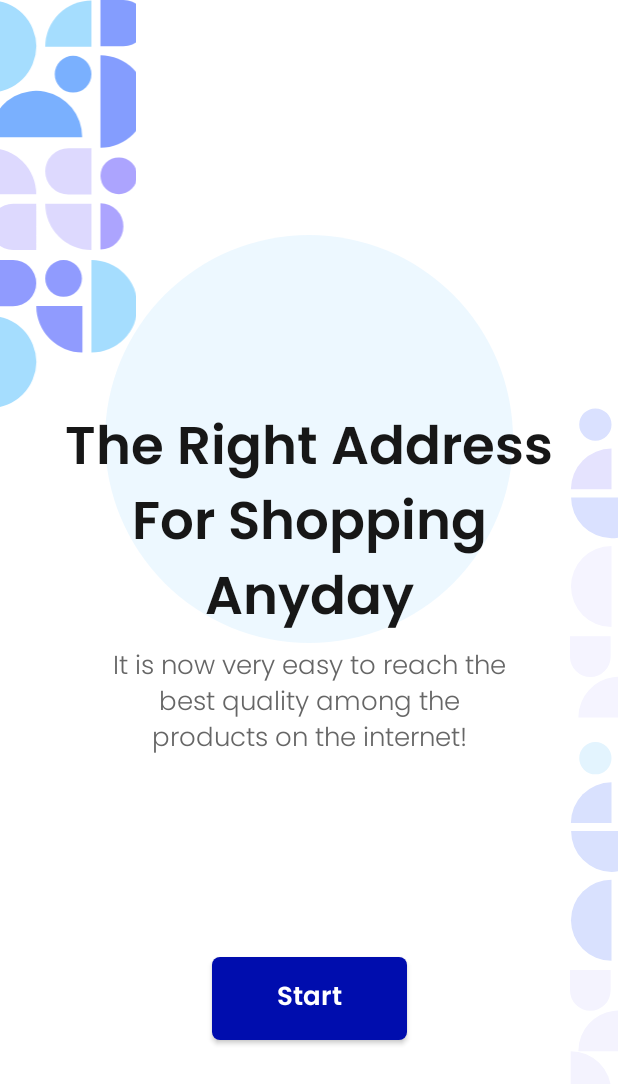
After one commit to vaneIv/OnlineShop, an Android app: the fragment IntroductionFragment shown on its own in the app's theme, on a phone screen of 412 x 824 dp. The commit adds this screen. Shown: the top 1084 px of the screen. Run offline under Robolectric (Android 15) with nearby library versions, the phone set to English and light mode, and no system bars.

Commit message:
Created the layout for the IntroductionFragment.

```diff
--- /dev/null
+++ b/app/src/main/java/com/example/onlineshop/fragments/loginRegister/AccountOptionsFragment.kt
@@ -0,0 +1,7 @@
+package com.example.onlineshop.fragments.loginRegister
+
+import androidx.fragment.app.Fragment
+import com.example.onlineshop.R
+
+class AccountOptionsFragment : Fragment(R.layout.fragment_account_options) {
+}
--- /dev/null
+++ b/app/src/main/java/com/example/onlineshop/fragments/loginRegister/IntroductionFragment.kt
@@ -0,0 +1,7 @@
+package com.example.onlineshop.fragments.loginRegister
+
+import androidx.fragment.app.Fragment
+import com.example.onlineshop.R
+
+class IntroductionFragment : Fragment(R.layout.fragment_introduction) {
+}
--- /dev/null
+++ b/app/src/main/java/com/example/onlineshop/fragments/loginRegister/LoginFragment.kt
@@ -0,0 +1,7 @@
+package com.example.onlineshop.fragments.loginRegister
+
+import androidx.fragment.app.Fragment
+import com.example.onlineshop.R
+
+class LoginFragment : Fragment(R.layout.fragment_login) {
+}
--- /dev/null
+++ b/app/src/main/java/com/example/onlineshop/fragments/loginRegister/RegisterFragment.kt
@@ -0,0 +1,7 @@
+package com.example.onlineshop.fragments.loginRegister
+
+import androidx.fragment.app.Fragment
+import com.example.onlineshop.R
+
+class RegisterFragment : Fragment(R.layout.fragment_register) {
+}
--- /dev/null
+++ b/app/src/main/res/layout/fragment_account_options.xml
@@ -0,0 +1,6 @@
+<?xml version="1.0" encoding="utf-8"?>
+<androidx.constraintlayout.widget.ConstraintLayout xmlns:android="http://schemas.android.com/apk/res/android"
+    android:layout_width="match_parent"
+    android:layout_height="match_parent">
+
+</androidx.constraintlayout.widget.ConstraintLayout>
--- /dev/null
+++ b/app/src/main/res/layout/fragment_introduction.xml
@@ -0,0 +1,109 @@
+<?xml version="1.0" encoding="utf-8"?>
+<androidx.constraintlayout.widget.ConstraintLayout xmlns:android="http://schemas.android.com/apk/res/android"
+    xmlns:app="http://schemas.android.com/apk/res-auto"
+    android:layout_width="match_parent"
+    android:layout_height="match_parent">
+
+    <ImageView
+        android:layout_width="0dp"
+        android:layout_height="0dp"
+        android:scaleType="centerCrop"
+        android:src="@drawable/ic_texture_left"
+        app:layout_constraintBottom_toBottomOf="@id/guideline_left_texture"
+        app:layout_constraintDimensionRatio="1:3"
+        app:layout_constraintStart_toStartOf="parent"
+        app:layout_constraintTop_toTopOf="parent" />
+
+    <ImageView
+        android:id="@+id/image_view_ellipse"
+        android:layout_width="0dp"
+        android:layout_height="0dp"
+        android:background="@drawable/ellips"
+        app:layout_constraintBottom_toBottomOf="@id/guideline_ellipse_bottom"
+        app:layout_constraintDimensionRatio="1:1"
+        app:layout_constraintEnd_toEndOf="@id/guideline_ellipse_right"
+        app:layout_constraintStart_toStartOf="@id/guideline_ellipse_left"
+        app:layout_constraintTop_toTopOf="@id/guideline_ellipse_top" />
+
+    <TextView
+        android:id="@+id/text_view_right_address_for_shopping"
+        style="@style/h4"
+        android:layout_width="wrap_content"
+        android:layout_height="wrap_content"
+        android:gravity="center"
+        android:text="@string/rightAddress"
+        android:textAlignment="center"
+        android:textSize="35sp"
+        app:layout_constraintBottom_toBottomOf="@+id/image_view_ellipse"
+        app:layout_constraintEnd_toEndOf="@+id/image_view_ellipse"
+        app:layout_constraintStart_toStartOf="@+id/image_view_ellipse"
+        app:layout_constraintTop_toTopOf="@id/guideline_left_texture" />
+
+    <TextView
+        android:id="@+id/text_view_quality"
+        style="@style/h2"
+        android:layout_width="wrap_content"
+        android:layout_height="wrap_content"
+        android:gravity="center"
+        android:text="@string/quality"
+        android:textAlignment="center"
+        app:layout_constraintEnd_toEndOf="@+id/text_view_right_address_for_shopping"
+        app:layout_constraintStart_toStartOf="@+id/text_view_right_address_for_shopping"
+        app:layout_constraintTop_toBottomOf="@+id/text_view_right_address_for_shopping" />
+
+    <ImageView
+        android:layout_width="wrap_content"
+        android:layout_height="wrap_content"
+        android:src="@drawable/ic_texture_right"
+        app:layout_constraintEnd_toEndOf="parent"
+        app:layout_constraintTop_toBottomOf="@id/guideline_left_texture" />
+
+    <androidx.appcompat.widget.AppCompatButton
+        android:id="@+id/button_start"
+        style="@style/blueButtonStyle"
+        android:layout_width="@dimen/smallButtonWidth"
+        android:layout_height="@dimen/smallButtonHeight"
+        android:text="Start"
+        app:layout_constraintBottom_toBottomOf="parent"
+        app:layout_constraintEnd_toEndOf="@+id/text_view_quality"
+        app:layout_constraintStart_toStartOf="@+id/text_view_quality"
+        app:layout_constraintTop_toBottomOf="@+id/text_view_quality" />
+
+
+    <androidx.constraintlayout.widget.Guideline
+        android:id="@+id/guideline_left_texture"
+        android:layout_width="wrap_content"
+        android:layout_height="wrap_content"
+        android:orientation="horizontal"
+        app:layout_constraintGuide_percent="0.33" />
+
+    <androidx.constraintlayout.widget.Guideline
+        android:id="@+id/guideline_ellipse_right"
+        android:layout_width="wrap_content"
+        android:layout_height="wrap_content"
+        android:orientation="vertical"
+        app:layout_constraintGuide_percent="0.85" />
+
+    <androidx.constraintlayout.widget.Guideline
+        android:id="@+id/guideline_ellipse_left"
+        android:layout_width="wrap_content"
+        android:layout_height="wrap_content"
+        android:orientation="vertical"
+        app:layout_constraintGuide_percent="0.15" />
+
+
+    <androidx.constraintlayout.widget.Guideline
+        android:id="@+id/guideline_ellipse_top"
+        android:layout_width="wrap_content"
+        android:layout_height="wrap_content"
+        android:orientation="horizontal"
+        app:layout_constraintGuide_percent="0.19" />
+
+    <androidx.constraintlayout.widget.Guideline
+        android:id="@+id/guideline_ellipse_bottom"
+        android:layout_width="wrap_content"
+        android:layout_height="wrap_content"
+        android:orientation="horizontal"
+        app:layout_constraintGuide_percent="0.52" />
+
+</androidx.constraintlayout.widget.ConstraintLayout>
--- /dev/null
+++ b/app/src/main/res/layout/fragment_login.xml
@@ -0,0 +1,6 @@
+<?xml version="1.0" encoding="utf-8"?>
+<androidx.constraintlayout.widget.ConstraintLayout xmlns:android="http://schemas.android.com/apk/res/android"
+    android:layout_width="match_parent"
+    android:layout_height="match_parent">
+
+</androidx.constraintlayout.widget.ConstraintLayout>
--- /dev/null
+++ b/app/src/main/res/layout/fragment_register.xml
@@ -0,0 +1,6 @@
+<?xml version="1.0" encoding="utf-8"?>
+<androidx.constraintlayout.widget.ConstraintLayout xmlns:android="http://schemas.android.com/apk/res/android"
+    android:layout_width="match_parent"
+    android:layout_height="match_parent">
+
+</androidx.constraintlayout.widget.ConstraintLayout>
--- a/app/src/main/res/values/strings.xml
+++ b/app/src/main/res/values/strings.xml
@@ -2,5 +2,5 @@
     <string name="app_name">OnlineShop</string>
 
     <string name="rightAddress">The Right Address\nFor Shopping\nAnyday</string>
-    <string name="qulity">It is now very easy to reach the\nbest quality among the\nproducts on the internet!</string>
+    <string name="quality">It is now very easy to reach the\nbest quality among the\nproducts on the internet!</string>
 </resources>
```
